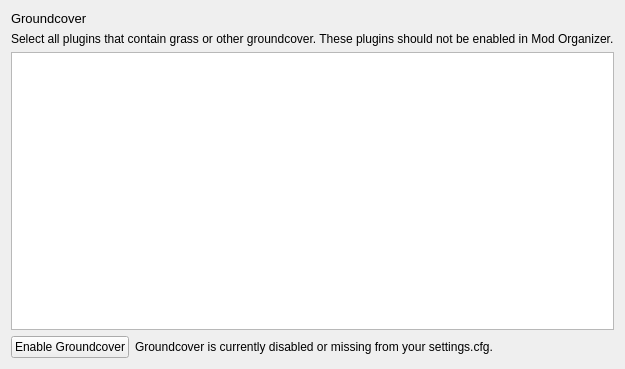
First picture: the form in src/plugin/openmwplayer/ui/openmwplayer_groundcover.ui, repository Kezyma/ModOrganizer-Plugins, before the edit.
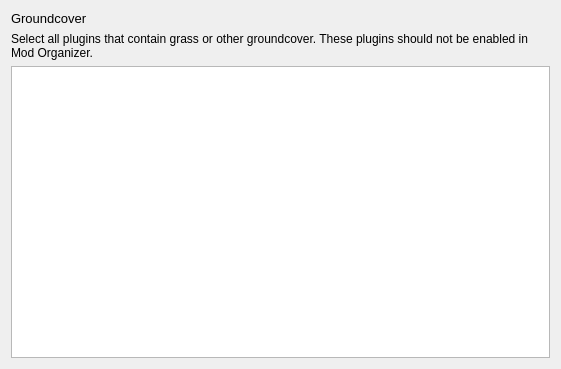
Second picture: the form after the edit.

Patch:
```diff
--- a/src/plugin/openmwplayer/ui/openmwplayer_groundcover.ui
+++ b/src/plugin/openmwplayer/ui/openmwplayer_groundcover.ui
@@ -46,50 +46,19 @@
         <property name="text">
          <string>Select all plugins that contain grass or other groundcover. These plugins should not be enabled in Mod Organizer.</string>
         </property>
+        <property name="wordWrap">
+         <bool>true</bool>
+        </property>
        </widget>
       </item>
      </layout>
     </widget>
    </item>
    <item>
-    <widget class="QListWidget" name="lstGroundcover"/>
-   </item>
-   <item>
-    <widget class="QWidget" name="widget_2" native="true">
-     <layout class="QHBoxLayout" name="horizontalLayout">
-      <property name="leftMargin">
-       <number>0</number>
-      </property>
-      <property name="topMargin">
-       <number>0</number>
-      </property>
-      <property name="rightMargin">
-       <number>0</number>
-      </property>
-      <property name="bottomMargin">
-       <number>0</number>
-      </property>
-      <item>
-       <widget class="QPushButton" name="btnGroundcover">
-        <property name="sizePolicy">
-         <sizepolicy hsizetype="Maximum" vsizetype="Fixed">
-          <horstretch>0</horstretch>
-          <verstretch>0</verstretch>
-         </sizepolicy>
-        </property>
-        <property name="text">
-         <string>Enable Groundcover</string>
-        </property>
-       </widget>
-      </item>
-      <item>
-       <widget class="QLabel" name="lblMissingGroundcover">
-        <property name="text">
-         <string>Groundcover is currently disabled or missing from your settings.cfg.</string>
-        </property>
-       </widget>
-      </item>
-     </layout>
+    <widget class="QListWidget" name="lstGroundcover">
+     <property name="dragEnabled">
+      <bool>false</bool>
+     </property>
     </widget>
    </item>
   </layout>
```
